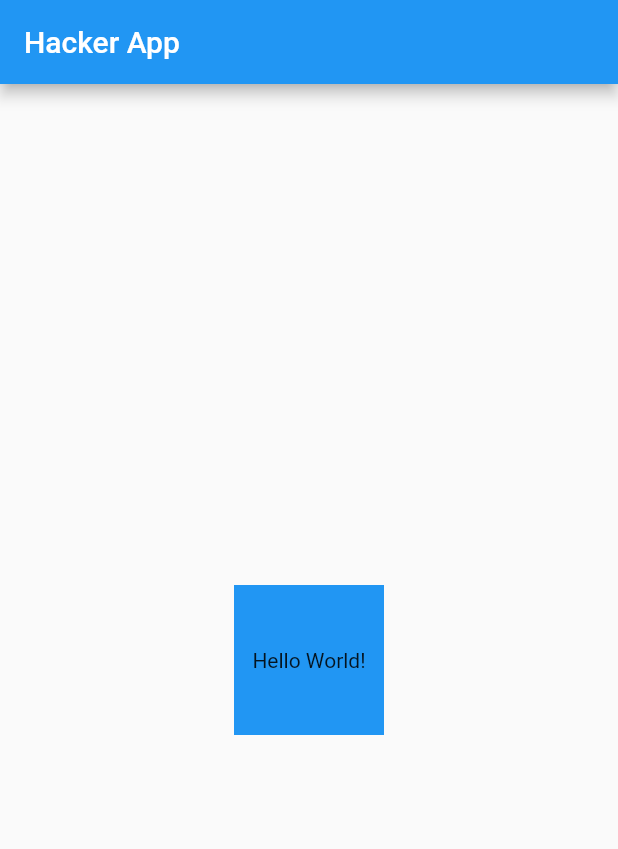
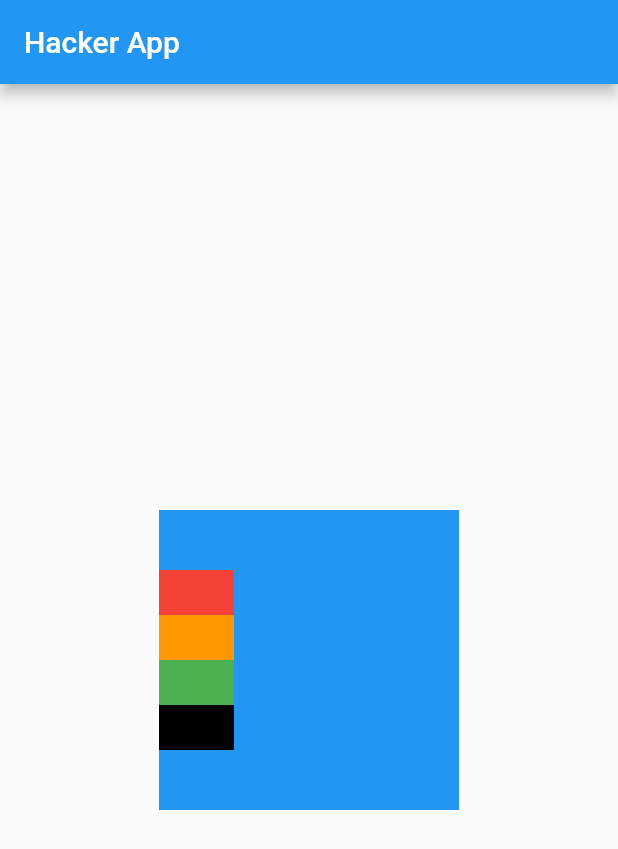
Before and after one commit to Youssefguba/flutter_beginner_course_project, a Flutter app: the screen it shows after launch, on a phone screen of 412 x 824 dp. Shown: the top 849 px of the screen. Run offline on Flutter 3.47's test engine with Material 2 defaults, Android fonts, the phone set to English and light mode, and no system bars.

Commit message:
Column Widget

```diff
--- a/lib/main.dart
+++ b/lib/main.dart
@@ -16,9 +16,34 @@ class MyFirstApp extends StatelessWidget {
         body: Center(
           child: Container(
             color: Colors.blue,
-            height: 100,
-            width: 100,
-            child: Center(child: Text('Hello World!')),
+            height: 200,
+            width: 200,
+            child: Column(
+              mainAxisAlignment: MainAxisAlignment.center,
+              crossAxisAlignment: CrossAxisAlignment.start,
+              children: [
+                Container(
+                  height: 30,
+                  width: 50,
+                  color: Colors.red,
+                ),
+                Container(
+                  height: 30,
+                  width: 50,
+                  color: Colors.orange,
+                ),
+                Container(
+                  height: 30,
+                  width: 50,
+                  color: Colors.green,
+                ),
+                Container(
+                  height: 30,
+                  width: 50,
+                  color: Colors.black,
+                ),
+              ],
+            ),
           ),
         ),
       ),
```
